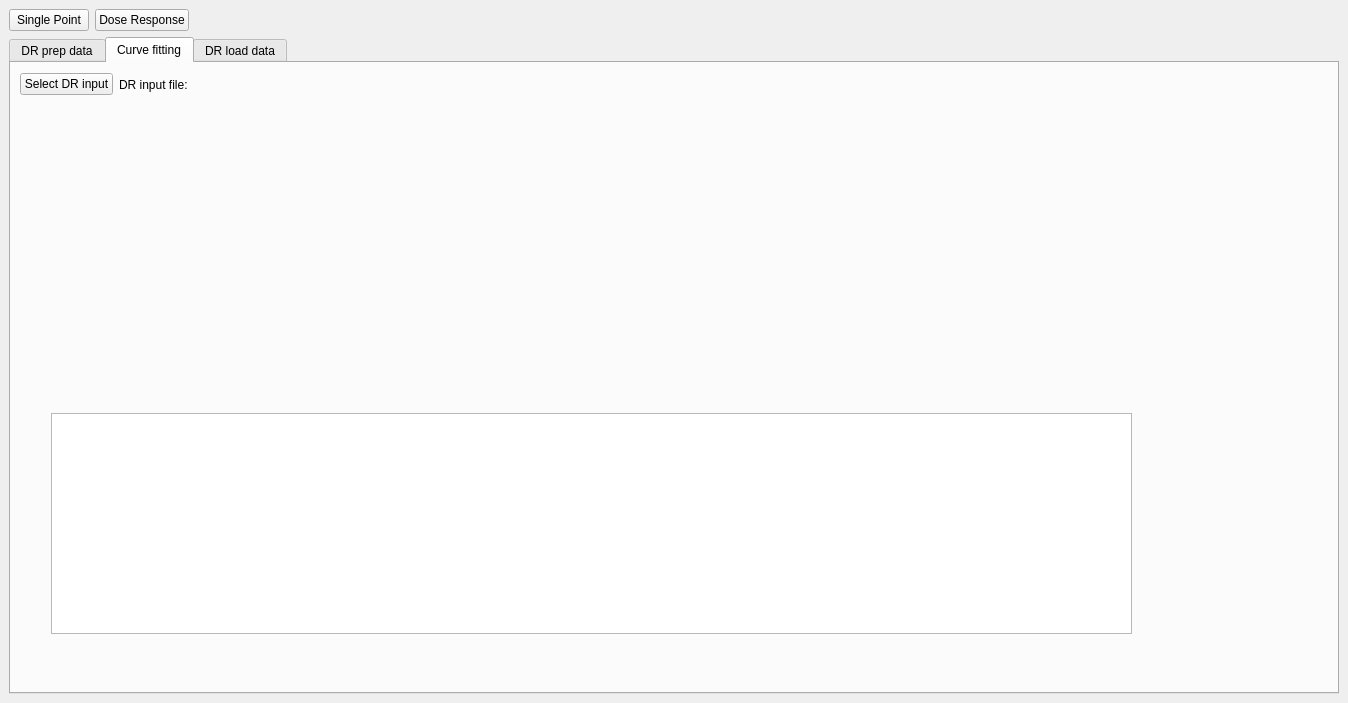
Qt form frontend/assets/doseResponseTab.ui (dahlbma/assayLoader) before a commit.
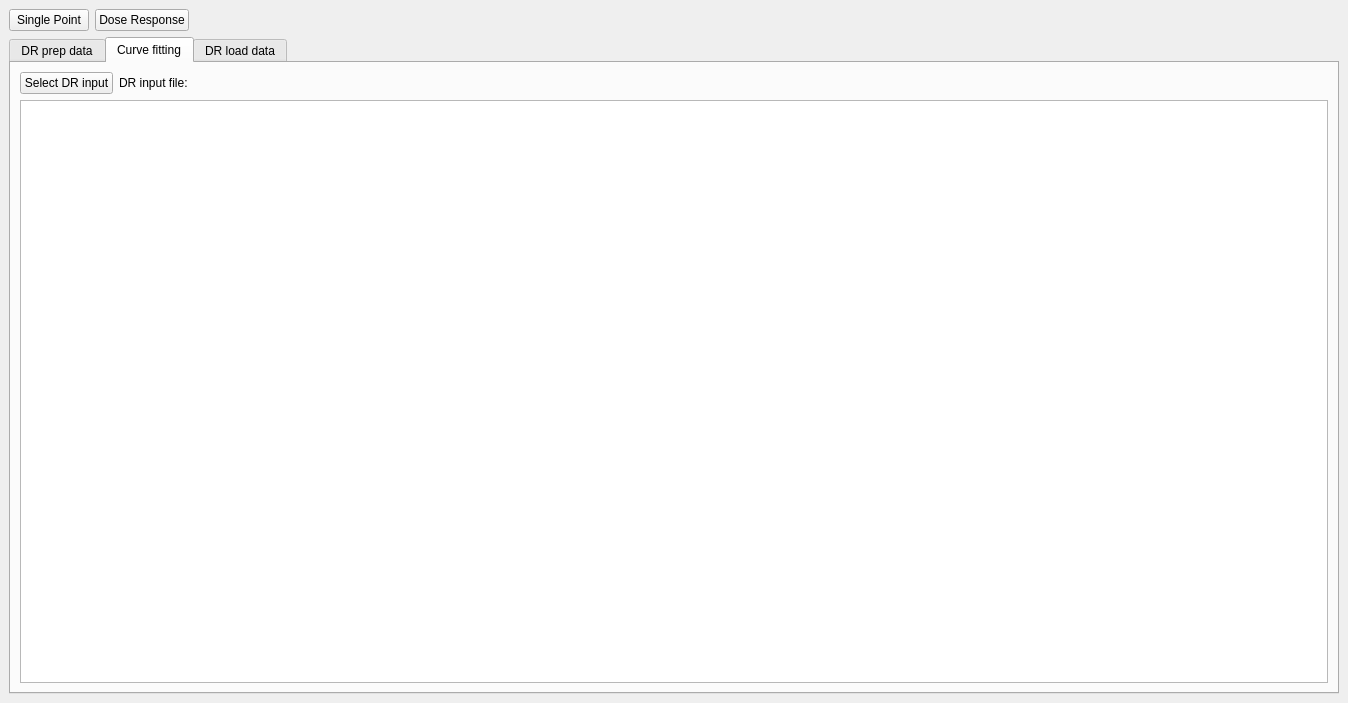
The same form after that commit. The open tabs and pages were chosen to show the change.

```diff
--- a/frontend/assets/doseResponseTab.ui
+++ b/frontend/assets/doseResponseTab.ui
@@ -124,26 +124,9 @@
          <attribute name="title">
           <string>Curve fitting</string>
          </attribute>
-         <widget class="QTableView" name="tableView">
-          <property name="geometry">
-           <rect>
-            <x>40</x>
-            <y>350</y>
-            <width>1081</width>
-            <height>221</height>
-           </rect>
-          </property>
-         </widget>
-         <widget class="QWidget" name="">
-          <property name="geometry">
-           <rect>
-            <x>9</x>
-            <y>9</y>
-            <width>1161</width>
-            <height>25</height>
-           </rect>
-          </property>
-          <layout class="QHBoxLayout" name="horizontalLayout_3">
+         <layout class="QVBoxLayout" name="verticalLayout_2">
+          <item>
+           <layout class="QHBoxLayout" name="horizontalLayout_2">
            <item>
             <widget class="QPushButton" name="selectDRInput_btn">
              <property name="text">
@@ -154,14 +137,14 @@
            <item>
             <widget class="QLabel" name="label_2">
              <property name="sizePolicy">
-              <sizepolicy hsizetype="Preferred" vsizetype="Preferred">
+               <sizepolicy hsizetype="Minimum" vsizetype="Preferred">
                <horstretch>0</horstretch>
                <verstretch>0</verstretch>
               </sizepolicy>
              </property>
              <property name="minimumSize">
               <size>
-               <width>345</width>
+                <width>100</width>
                <height>0</height>
               </size>
              </property>
@@ -189,8 +172,25 @@
              </property>
             </widget>
            </item>
-          </layout>
-         </widget>
+            <item>
+             <spacer name="horizontalSpacer_3">
+              <property name="orientation">
+               <enum>Qt::Horizontal</enum>
+              </property>
+              <property name="sizeHint" stdset="0">
+               <size>
+                <width>40</width>
+                <height>20</height>
+               </size>
+              </property>
+             </spacer>
+            </item>
+           </layout>
+          </item>
+          <item>
+           <widget class="QTableView" name="tableView"/>
+          </item>
+         </layout>
         </widget>
         <widget class="QWidget" name="dr_load_data">
          <attribute name="title">
```
Left out of the diff: 28 changed lines with no effect on the pictures. Lines whose indentation alone changed are shown as unchanged.
